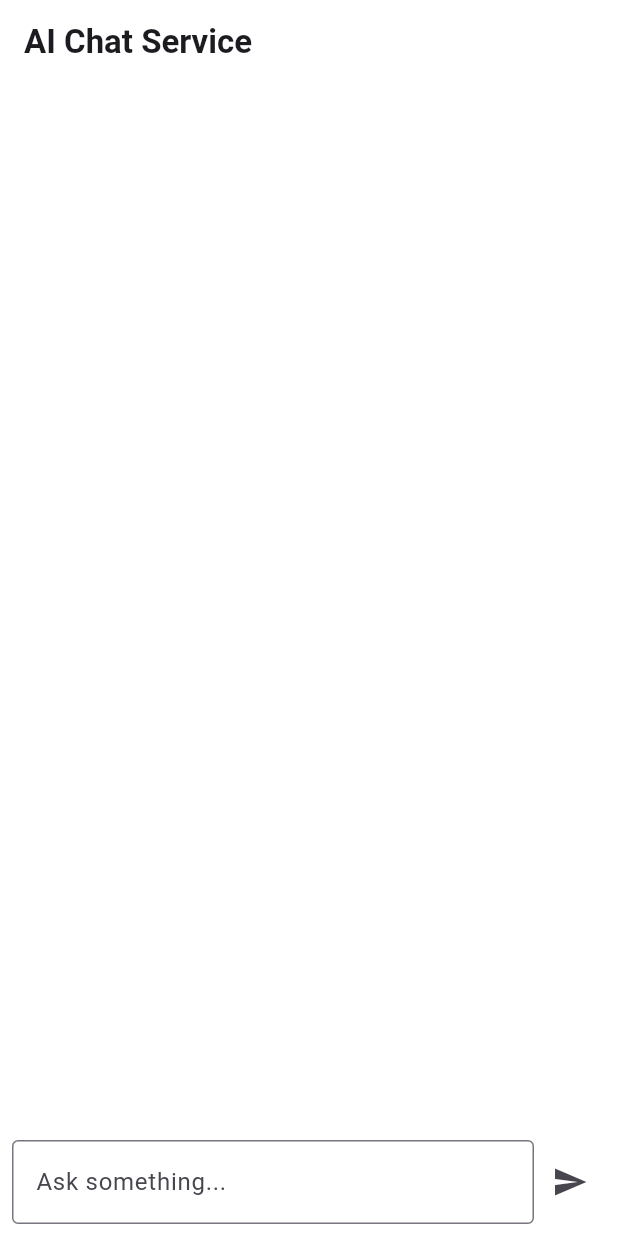
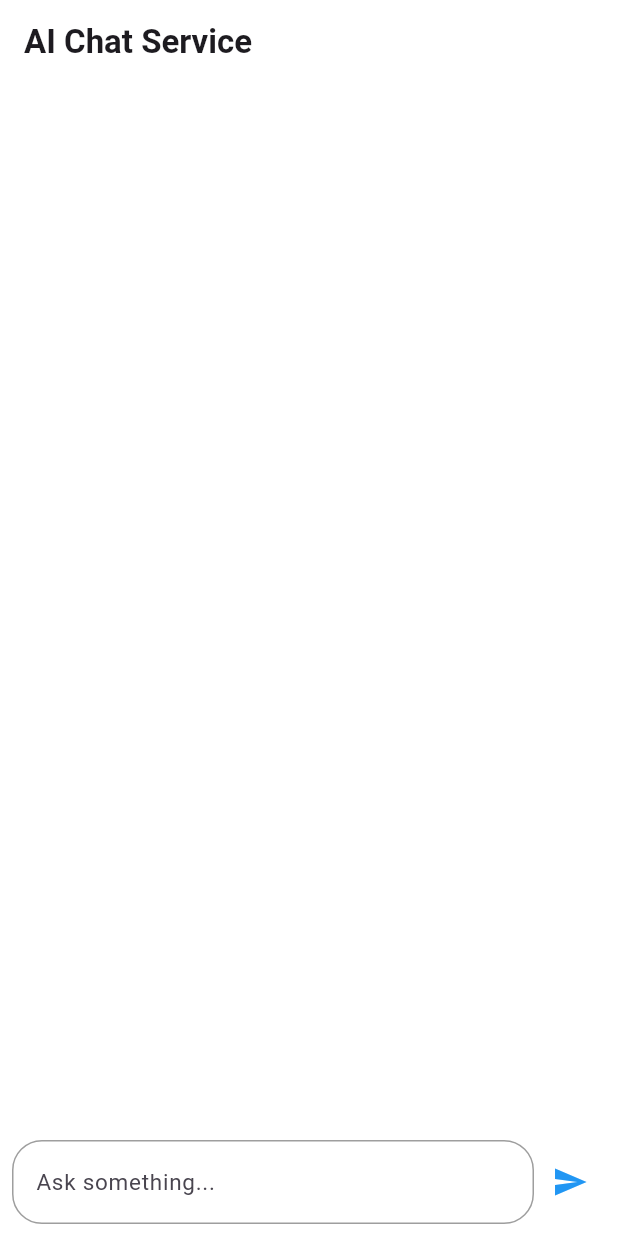
Before and after one commit to iveeeeej/ai_chat_service, a Flutter app: the screen it shows after launch, on a phone screen of 412 x 824 dp. Run offline on Flutter 3.47's test engine with Material 3 defaults, Android fonts, the phone set to English and light mode, and no system bars.

Commit message:
finalizing ui

```diff
--- a/lib/main.dart
+++ b/lib/main.dart
@@ -59,7 +59,10 @@ class _ChatScreenState extends State<ChatScreen> {
         });
       } else {
         setState(() {
-          _messages.add({"role": "assistant", "content": "Error: ${response.statusCode}"});
+          _messages.add({
+            "role": "assistant",
+            "content": "Error: ${response.statusCode}",
+          });
         });
       }
     } catch (e) {
@@ -76,10 +79,9 @@ class _ChatScreenState extends State<ChatScreen> {
     return Scaffold(
       backgroundColor: Colors.white,
       appBar: AppBar(
-        title: const Text('AI Chat Service',
-          style: TextStyle(
-            fontWeight: FontWeight.bold
-          ),
+        title: const Text(
+          'AI Chat Service',
+          style: TextStyle(fontWeight: FontWeight.bold),
         ),
         backgroundColor: Colors.white,
       ),
@@ -87,16 +89,21 @@ class _ChatScreenState extends State<ChatScreen> {
         children: [
           Expanded(
             child: ListView.builder(
-              reverse: true,  // show latest at bottom
+              reverse: true, // show latest at bottom
               itemCount: _messages.length,
               itemBuilder: (context, index) {
                 final msg = _messages[_messages.length - 1 - index];
                 final isUser = msg["role"] == "user";
                 return Align(
-                  alignment: isUser ? Alignment.centerRight : Alignment.centerLeft,
+                  alignment: isUser
+                      ? Alignment.centerRight
+                      : Alignment.centerLeft,
                   child: Container(
                     margin: const EdgeInsets.all(8),
-                    padding: const EdgeInsets.symmetric(horizontal: 12, vertical: 8),
+                    padding: const EdgeInsets.symmetric(
+                      horizontal: 12,
+                      vertical: 8,
+                    ),
                     decoration: BoxDecoration(
                       color: isUser ? Colors.blue[300] : Colors.grey[200],
                       borderRadius: BorderRadius.circular(15),
@@ -107,10 +114,11 @@ class _ChatScreenState extends State<ChatScreen> {
               },
             ),
           ),
-          if (_isLoading) const Padding(
-            padding: EdgeInsets.all(8.0),
-            child: CircularProgressIndicator(),
-          ),
+          if (_isLoading)
+            const Padding(
+              padding: EdgeInsets.all(8.0),
+              child: CircularProgressIndicator(),
+            ),
           Padding(
             padding: const EdgeInsets.all(8.0),
             child: Row(
@@ -118,15 +126,27 @@ class _ChatScreenState extends State<ChatScreen> {
                 Expanded(
                   child: TextField(
                     controller: _controller,
-                    decoration: const InputDecoration(
+                    decoration: InputDecoration(
                       hintText: 'Ask something...',
-                      border: OutlineInputBorder(),
+                      hintStyle: TextStyle(fontSize: 15),
+                      border: const OutlineInputBorder(),
+                      enabledBorder: OutlineInputBorder(
+                        borderRadius: BorderRadius.circular(20),
+                        borderSide: const BorderSide(color: Colors.grey),
+                      ),
+                      focusedBorder: OutlineInputBorder(
+                        borderRadius: BorderRadius.circular(20),
+                        borderSide: const BorderSide(
+                          color: Colors.blue,
+                          width: 2,
+                        ),
+                      ),
                     ),
                     onSubmitted: (_) => _sendMessage(),
                   ),
                 ),
                 IconButton(
-                  icon: const Icon(Icons.send),
+                  icon: const Icon(Icons.send, color: Colors.blue),
                   onPressed: _sendMessage,
                 ),
               ],
```
Also changed, not shown: 1 other file.
